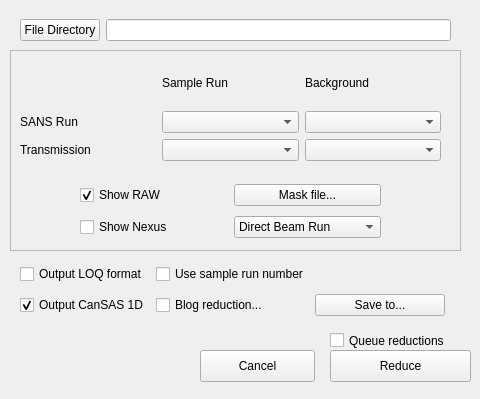
The window that sans-reduce-gui.ui (cameronneylon/mantid) describes before a commit, drawn with Qt 5.
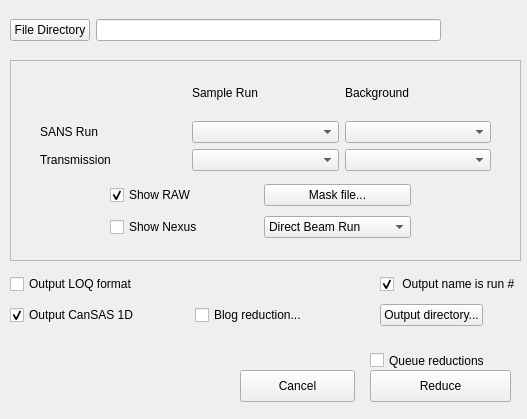
The same window after the commit.

Commit message: updated the UI slightly for neatness

The edit to the form file:
```diff
--- a/sans-reduce-gui.ui
+++ b/sans-reduce-gui.ui
@@ -6,8 +6,8 @@
    <rect>
     <x>0</x>
     <y>0</y>
-    <width>480</width>
-    <height>399</height>
+    <width>527</width>
+    <height>419</height>
    </rect>
   </property>
   <property name="windowTitle">
@@ -17,8 +17,8 @@
    <property name="geometry">
     <rect>
      <x>10</x>
-     <y>50</y>
-     <width>451</width>
+     <y>60</y>
+     <width>511</width>
      <height>201</height>
     </rect>
    </property>
@@ -26,14 +26,14 @@
     <enum>QFrame::StyledPanel</enum>
    </property>
    <property name="frameShadow">
-    <enum>QFrame::Raised</enum>
+    <enum>QFrame::Sunken</enum>
    </property>
    <widget class="QWidget" name="gridLayoutWidget">
     <property name="geometry">
      <rect>
-      <x>10</x>
+      <x>30</x>
       <y>10</y>
-      <width>421</width>
+      <width>451</width>
       <height>101</height>
      </rect>
     </property>
@@ -96,8 +96,8 @@
    <widget class="QWidget" name="gridLayoutWidget_2">
     <property name="geometry">
      <rect>
-      <x>70</x>
-      <y>130</y>
+      <x>100</x>
+      <y>120</y>
       <width>301</width>
       <height>62</height>
      </rect>
@@ -142,7 +142,7 @@
   <widget class="QWidget" name="horizontalLayoutWidget">
    <property name="geometry">
     <rect>
-     <x>20</x>
+     <x>10</x>
      <y>10</y>
      <width>431</width>
      <height>41</height>
@@ -164,8 +164,8 @@
   <widget class="QPushButton" name="reducePushButton">
    <property name="geometry">
     <rect>
-     <x>330</x>
-     <y>350</y>
+     <x>370</x>
+     <y>370</y>
      <width>141</width>
      <height>32</height>
     </rect>
@@ -177,8 +177,8 @@
   <widget class="QCheckBox" name="queueReductionsCheckbox">
    <property name="geometry">
     <rect>
-     <x>330</x>
-     <y>330</y>
+     <x>370</x>
+     <y>350</y>
      <width>141</width>
      <height>21</height>
     </rect>
@@ -190,9 +190,9 @@
   <widget class="QWidget" name="gridLayoutWidget_3">
    <property name="geometry">
     <rect>
-     <x>20</x>
-     <y>260</y>
-     <width>425</width>
+     <x>10</x>
+     <y>270</y>
+     <width>511</width>
      <height>61</height>
     </rect>
    </property>
@@ -214,13 +214,6 @@
       </property>
      </widget>
     </item>
-    <item row="0" column="1">
-     <widget class="QCheckBox" name="useRunnumberCheckbox">
-      <property name="text">
-       <string>Use sample run number</string>
-      </property>
-     </widget>
-    </item>
     <item row="1" column="1">
      <widget class="QCheckBox" name="blogReductionCheckbox">
       <property name="text">
@@ -230,8 +223,24 @@
     </item>
     <item row="1" column="2">
      <widget class="QPushButton" name="outPathPushButton">
+      <property name="sizePolicy">
+       <sizepolicy hsizetype="Fixed" vsizetype="Fixed">
+        <horstretch>0</horstretch>
+        <verstretch>0</verstretch>
+       </sizepolicy>
+      </property>
       <property name="text">
-       <string>Save to...</string>
+       <string>Output directory...</string>
+      </property>
+     </widget>
+    </item>
+    <item row="0" column="2">
+     <widget class="QCheckBox" name="useRunnumberCheckbox">
+      <property name="text">
+       <string> Output name is run #</string>
+      </property>
+      <property name="checked">
+       <bool>true</bool>
       </property>
      </widget>
     </item>
@@ -240,8 +249,8 @@
   <widget class="QPushButton" name="cancelPushButton">
    <property name="geometry">
     <rect>
-     <x>200</x>
-     <y>350</y>
+     <x>240</x>
+     <y>370</y>
      <width>115</width>
      <height>32</height>
     </rect>
```
The commit also changes 3 other files.
